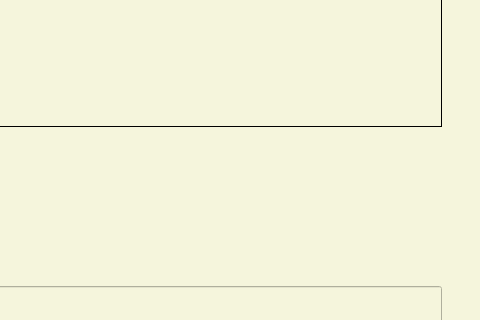
This is guis/variables.ui in adamhastings02/MEng-Individual-Project-Software as Qt 5 draws it before an edit; both pictures show x 489 to 969 and y 324 to 644 of the 969 by 817 pixel window. The edited form follows.
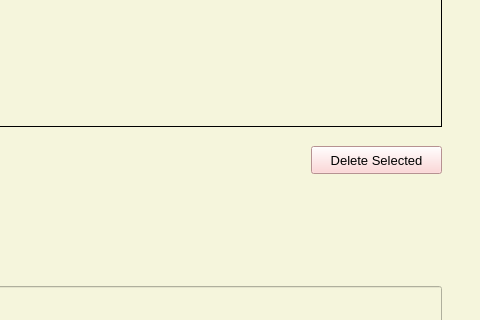
This is the edited form.

Commit message:
Updated database and uis
Added new database functions
Edited UI appearances

```diff
--- a/guis/variables.ui
+++ b/guis/variables.ui
@@ -192,6 +192,27 @@
      <string>Create</string>
     </property>
    </widget>
+   <widget class="QPushButton" name="but_delete">
+    <property name="geometry">
+     <rect>
+      <x>800</x>
+      <y>470</y>
+      <width>131</width>
+      <height>28</height>
+     </rect>
+    </property>
+    <property name="font">
+     <font>
+      <pointsize>10</pointsize>
+     </font>
+    </property>
+    <property name="styleSheet">
+     <string notr="true">background-color: #FFCCCC;</string>
+    </property>
+    <property name="text">
+     <string>Delete Selected</string>
+    </property>
+   </widget>
   </widget>
   <widget class="QMenuBar" name="menubar">
    <property name="geometry">
```
The commit also changes 7 other files.
